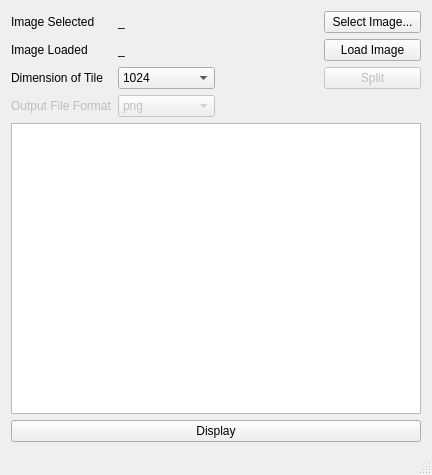
Qt form qt-demo/image-gl/mainwindow.ui (gitter-badger/image-gl) before a commit.
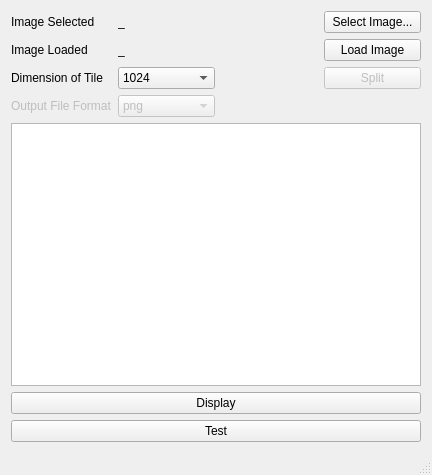
The same form after that commit.

Diff of the .ui file:
```diff
--- a/qt-demo/image-gl/mainwindow.ui
+++ b/qt-demo/image-gl/mainwindow.ui
@@ -152,6 +152,13 @@
       </property>
      </widget>
     </item>
+    <item>
+     <widget class="QPushButton" name="pushButton">
+      <property name="text">
+       <string>Test</string>
+      </property>
+     </widget>
+    </item>
    </layout>
   </widget>
   <widget class="QStatusBar" name="statusBar"/>
```
